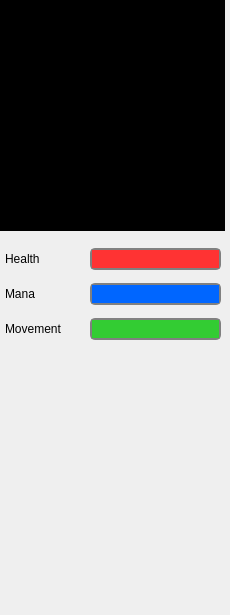
Old version of the form src/devclient/gui_src/gui_map.ui in the repository develer-staff/devclient.
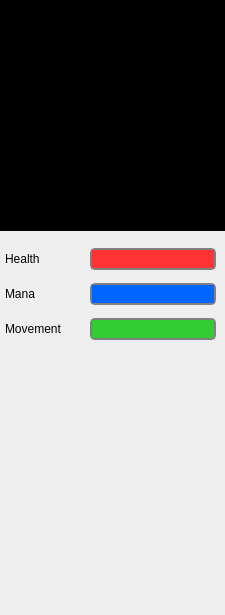
New version of the form.

What changed in the file:
```diff
--- a/src/devclient/gui_src/gui_map.ui
+++ b/src/devclient/gui_src/gui_map.ui
@@ -5,13 +5,13 @@
    <rect>
     <x>0</x>
     <y>0</y>
-    <width>230</width>
+    <width>225</width>
     <height>615</height>
    </rect>
   </property>
   <property name="minimumSize" >
    <size>
-    <width>230</width>
+    <width>225</width>
     <height>615</height>
    </size>
   </property>
@@ -23,7 +23,7 @@
     <rect>
      <x>0</x>
      <y>235</y>
-     <width>226</width>
+     <width>221</width>
      <height>121</height>
     </rect>
    </property>
```
Left out of the diff: 12 changed lines with no effect on the pictures.
